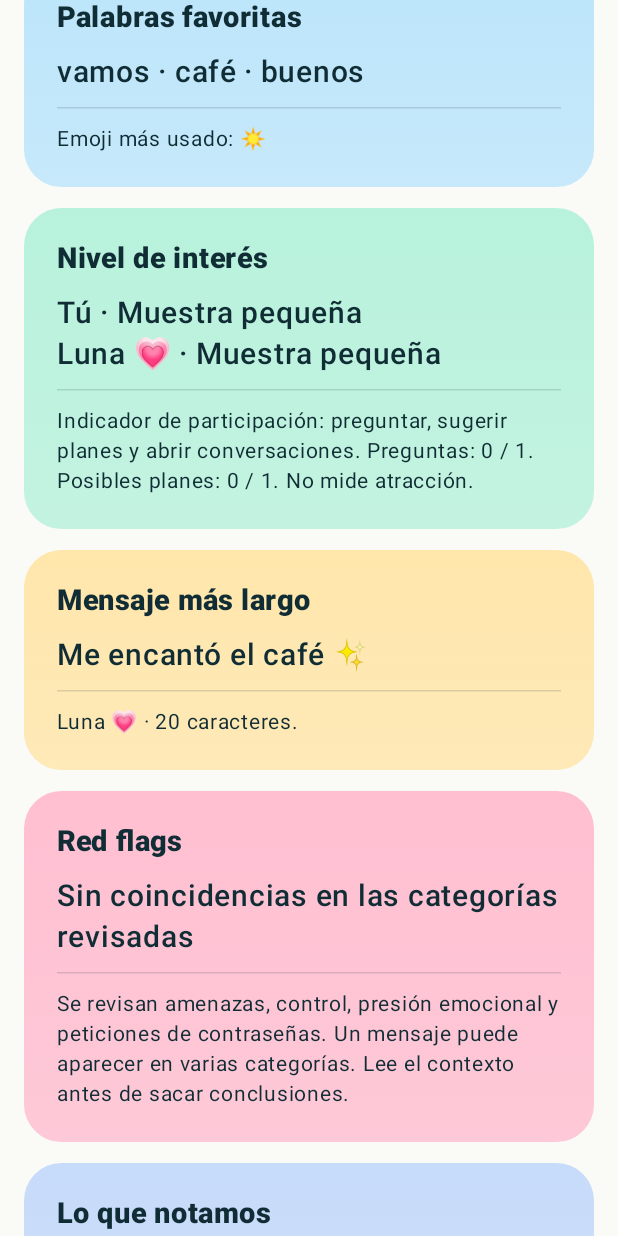
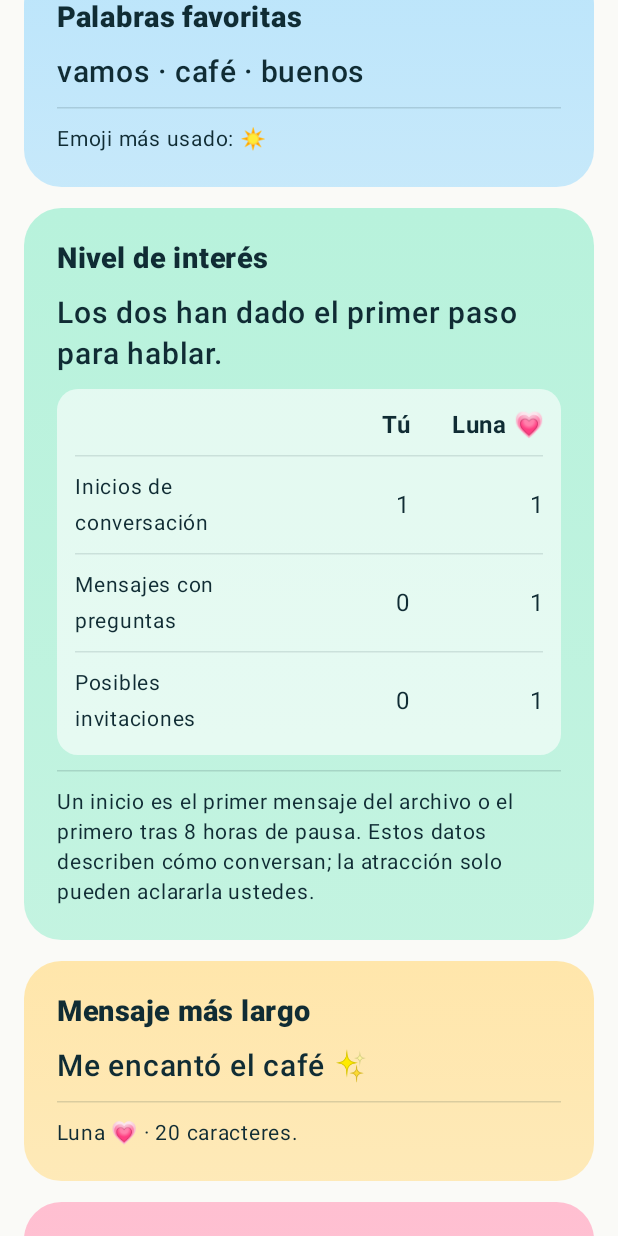
Before and after one commit to roberthjr21/the-max, an Android app built with Jetpack Compose: the screen it shows after launch (MainActivity), scrolled down 1153 dp, on a phone screen of 412 x 824 dp. Run offline under Robolectric (Android 15) with nearby library versions, the phone set to English and light mode, and no system bars.

Commit message:
Explicar el interés con datos comparables y mostrar ejemplos privados de red flags

```diff
--- a/app/build.gradle
+++ b/app/build.gradle
@@ -9,8 +9,8 @@ android {
         applicationId 'co.themax.chat'
         minSdk 26
         targetSdk 35
-        versionCode 3
-        versionName '1.2.0'
+        versionCode 4
+        versionName '1.3.0'
     }
     buildFeatures { compose true; buildConfig true }
     composeOptions { kotlinCompilerExtensionVersion '1.5.14' }
--- a/app/src/main/java/co/themax/chat/ChatText.kt
+++ b/app/src/main/java/co/themax/chat/ChatText.kt
@@ -12,8 +12,8 @@ fun visibleBody(raw: String): String? {
 }
 
 private val flagRules = linkedMapOf(
-    "Amenazas" to Regex("""\b(?:me las vas a pagar|te (?:voy a|voy a hacer) (?:pegar|golpear|hacer dano)|te vas a arrepentir si)\b"""),
-    "Control" to Regex("""\b(?:no te (?:dejo|permito) (?:ir|salir|hablar)|(?:tienes que|debes) pedirme permiso|te prohibo (?:salir|hablar|ver))\b"""),
+    "Amenazas" to Regex("""\b(?:me las vas a pagar|si me dejas (?:publico|voy a publicar) tus fotos|te (?:voy a|voy a hacer) (?:pegar|golpear|hacer dano)|te vas a arrepentir si)\b"""),
+    "Control" to Regex("""\b(?:no te (?:dejo|permito) (?:ir|salir|hablar)|(?:tienes que|debes) pedirme permiso|te prohibo (?:salir|hablar|ver)|no (?:puedes|vas a) salir con tus amig[oa]s)\b"""),
     "Presión emocional" to Regex("""\b(?:si (?:de verdad )?me (?:amaras|quisieras|quisieses)|si me quieres (?:demuestramelo|tienes que)|si me dejas (?:es|sera) tu culpa)\b"""),
     "Invasión de privacidad" to Regex("""\b(?:dame|pasame|mandame|enviame) (?:tu|la) (?:contrasena|clave de (?:tu )?(?:celular|telefono|instagram|whatsapp))\b""")
 )
@@ -21,10 +21,15 @@ private val accent = Regex("""\p{M}+""")
 private val quotations = Regex("""[«“"][^»”"\n]*[»”"]""")
 private val reported = Regex("""\b(?:me dijo|me dijeron|dijo que|no (?:digas|dije|me digas)|por ejemplo|un ejemplo)\s*[:;,]?\s*$""")
 
+private val negation = Regex("""\b(?:nunca|jamas|no)\s*$""")
+
 fun flagReasons(body: String): List<String> {
     val normalized = accent.replace(Normalizer.normalize(body.lowercase(Locale.ROOT), Normalizer.Form.NFD), "")
     val direct = quotations.replace(normalized, " ").replace(Regex("""[ \t]+"""), " ")
     return flagRules.filterValues { pattern ->
-        pattern.findAll(direct).any { !reported.containsMatchIn(direct.substring(maxOf(0,it.range.first-50),it.range.first)) }
+        pattern.findAll(direct).any { match ->
+            val prefix = direct.substring(maxOf(0, match.range.first - 50), match.range.first)
+            !reported.containsMatchIn(prefix) && !negation.containsMatchIn(prefix)
+        }
     }.keys.toList()
 }
--- a/app/src/main/java/co/themax/chat/Insights.kt
+++ b/app/src/main/java/co/themax/chat/Insights.kt
@@ -7,6 +7,7 @@ data class PersonStats(
     var questions: Int = 0, var turns: Int = 0, var longPauses: Int = 0,
     var plans: Int = 0, var availability: Int = 0, var pressure: Int = 0,
     var longest: String = "", var longestLength: Int = 0, var tokens: Int = 0,
+    val examples: MutableMap<String, String> = linkedMapOf(),
     val flagTypes: MutableMap<String, Int> = linkedMapOf(),
     val words: MutableMap<String, Int> = mutableMapOf(),
     val phrases: MutableMap<String, Int> = mutableMapOf()
@@ -37,7 +38,14 @@ fun collectInsights(rows: List<Message>): Insights {
         if (availability.containsMatchIn(lower)) p.availability++
         val reasons = flagReasons(body)
         if (reasons.isNotEmpty()) p.pressure++
-        for (reason in reasons) p.flagTypes.merge(reason, 1, Int::plus)
+        for (reason in reasons) {
+            p.flagTypes.merge(reason, 1, Int::plus)
+            if (reason !in p.examples) {
+                val date = message.time.toLocalDate()
+                val excerpt = body.take(240) + if (body.length > 240) "…" else ""
+                p.examples[reason] = "${date.dayOfMonth}/${date.monthValue}/${date.year} · «$excerpt»"
+            }
+        }
         var prev = ""
         for (match in word.findAll(lower)) {
             if (p.tokens >= tokenLimit) break
@@ -74,11 +82,6 @@ fun insightCards(report: Report, self: String, other: String, label: String): Li
         else -> "«¿Qué fue lo mejor que te pasó esta semana?»"
     }
     val terms = if (maxOf(a.tokens,b.tokens) >= tokenLimit) " Primeras 24.000 palabras por persona." else ""
-    fun participation(person: PersonStats, sender: String): String {
-        if (report.counts.getValue(sender) < 5 || data.activeDays < 2) return "Muestra pequeña"
-        val signals = listOf(person.questions > 0, person.plans > 0, (report.starts[sender] ?: 0) > 0).count { it }
-        return listOf("Pocas señales", "Una señal", "Dos señales", "Tres señales")[signals]
-    }
     val initiative = report.starts[self] ?: 0
     val theirs = report.starts[other] ?: 0
     val rhythm = when {
@@ -89,29 +92,46 @@ fun insightCards(report: Report, self: String, other: String, label: String): Li
     }
     fun card(title: String, color: Long, value: String, note: String) = Tile(title,color,detail=value,note=note)
     return listOf(
-        card("Nivel de interés",0xffb8f2dc, "Tú · ${participation(a,self)}\n$label · ${participation(b,other)}", "Indicador de participación: preguntar, sugerir planes y abrir conversaciones. Preguntas: ${a.questions} / ${b.questions}. Posibles planes: ${a.plans} / ${b.plans}. No mide atracción."),
+        Tile("Nivel de interés",0xffb8f2dc,detail=when {
+            data.activeDays == 1 -> "Solo vemos un día de conversación."
+            initiative > 0 && theirs > 0 -> "Los dos han dado el primer paso para hablar."
+            initiative > 0 -> "Tú abriste cada conversación registrada."
+            else -> "$label abrió cada conversación registrada."
+        }, note="Un inicio es el primer mensaje del archivo o el primero tras 8 horas de pausa. Estos datos describen cómo conversan; la atracción solo pueden aclararla ustedes.",
+            comparison = Comparison(label, listOf(
+                Metric("Inicios de conversación",initiative,theirs),
+                Metric("Mensajes con preguntas",a.questions,b.questions),
+                Metric("Posibles invitaciones",a.plans,b.plans)
+            ))),
         card("Mensaje más largo",0xffffe6ab, most.longest.ifEmpty { "Sin texto disponible" },
             "$author · ${most.longestLength} caracteres." + if (most.longestLength > 360) " Se muestra el comienzo." else ""),
-        card("Red flags",0xffffbfd1,
-            if (a.pressure + b.pressure == 0) "Sin coincidencias en las categorías revisadas"
-            else listOf("Tú" to a, label to b).joinToString("\n\n") { (name, person) ->
-                val breakdown = person.flagTypes.entries.joinToString(" · ") { "${it.key}: ${it.value}" }
-                "$name · ${person.pressure} mensajes" + if (breakdown.isEmpty()) "" else "\n$breakdown"
-            }, "Se revisan amenazas, control, presión emocional y peticiones de contraseñas. Un mensaje puede aparecer en varias categorías. Lee el contexto antes de sacar conclusiones."),
-        card("Lo que notamos",0xffc7dbfa, "Hubo ${a.turns+b.turns} turnos en ${data.activeDays} días con mensajes.", "Varios mensajes seguidos de la misma persona cuentan como un turno."),
+        Tile("Red flags",0xffffbfd1,
+            detail=when (val total = a.pressure + b.pressure) {
+                0 -> "No encontramos frases que coincidan con los patrones revisados."
+                1 -> "Hay un mensaje que vale la pena leer con contexto."
+                else -> "Hay $total mensajes que vale la pena leer con contexto."
+            }, note="Buscamos expresiones de amenaza, control, presión o acceso a cuentas. Una frase puede tener varios motivos. El tono y la historia entre ustedes también importan.",
+            comparison = if (a.pressure+b.pressure == 0) null else Comparison(label,
+                (a.flagTypes.keys + b.flagTypes.keys).sorted().map { reason ->
+                    Metric(reason,a.flagTypes[reason] ?: 0,b.flagTypes[reason] ?: 0)
+                }),
+            examples = listOf("Tú" to a, label to b).flatMap { (name, person) ->
+                person.examples.map { (reason, excerpt) -> "$name · $reason\n$excerpt" }
+            }),
+        card("Cuántas veces cambiaron de turno",0xffc7dbfa, "La conversación pasó de una persona a otra ${a.turns+b.turns-1} veces.", "Varios mensajes seguidos de la misma persona cuentan como un turno."),
         card("Palabras top",0xfffbd4bc, "Tú: ${top(a)}\n\n$label: ${top(b)}", "Frecuencias individuales, sin palabras comunes.$terms"),
-        card("Estilo de apego",0xffe1cef8, "$rhythm Inicios: $initiative tuyos y $theirs de $label.",
+        card("Quién suele dar el primer paso",0xffe1cef8, "$rhythm Inicios: $initiative tuyos y $theirs de $label.",
             "Describe la iniciativa en este chat. Para conocer el apego hacen falta más contexto y la perspectiva de cada persona."),
         card("Cómo fue el chat",0xffffe7b5, "${data.days} días entre el primer y último día, contando ambos. Se escribieron en ${data.activeDays}.", "El resumen cubre únicamente el período exportado."),
-        card("¿Te dejó en visto?",0xffffc7dc, "$label volvió a responder tras 8 horas o más en ${b.longPauses} cambios de turno.",
+        card("Respuestas después de una pausa",0xffffc7dc, "$label volvió a responder tras 8 horas o más en ${b.longPauses} cambios de turno.",
             "La exportación no incluye confirmaciones de lectura. Solo se cuentan las pausas con una respuesta posterior."),
-        card("The Move",0xffb2efd6,suggest,"Idea para tu próxima respuesta, basada en patrones del chat."),
+        card("Qué podrías responder",0xffb2efd6,suggest,"Idea para tu próxima respuesta, basada en patrones del chat."),
         card("Lo que podría querer decirte",0xffc8e4ff, when {
             b.plans > 0 -> "Aparecen posibles propuestas de verse. Podrías preguntar: «¿Te gustaría que cuadráramos ese plan?»"
             b.availability > 0 -> "Mencionó hablar después. Podrías preguntarle cuándo le queda cómodo."
             else -> "No hay una intención explícita que podamos identificar. Puedes preguntar: «¿Cómo te has sentido hablando conmigo?»"
         }, "Lectura posible de sus palabras. Solo esa persona puede confirmar lo que quiso decir."),
-        card("Solo ustedes dos dicen esto",0xffe6d2f9,shared.ifEmpty { "Todavía no encontramos una expresión compartida." },
+        card("Expresiones que ambos usan",0xffe6d2f9,shared.ifEmpty { "Todavía no encontramos una expresión compartida." },
             "Pares de palabras que ambos escribieron. La comparación solo incluye este chat.$terms")
     )
 }
--- a/app/src/main/java/co/themax/chat/MainActivity.kt
+++ b/app/src/main/java/co/themax/chat/MainActivity.kt
@@ -167,8 +167,10 @@ class MainActivity : ComponentActivity() {
     }
 }
 private fun delayText(n: Long?) = when (n) { null -> "Sin datos"; 0L -> "<1 min"; else -> "$n min" }
+data class Metric(val label: String, val self: Int, val other: Int)
+data class Comparison(val contact: String, val rows: List<Metric>)
 data class Tile(val title: String,val tint: Long,val left: Pair<String,String>? = null,val right: Pair<String,String>? = null,
-    val detail: String = "",val note: String = "")
+    val detail: String = "",val note: String = "", val comparison: Comparison? = null, val examples: List<String> = emptyList())
 
 @Composable
 private fun TileView(tile: Tile, action: (() -> Unit)?, actionLabel: String, share: (() -> Unit)?) {
@@ -185,6 +187,32 @@ private fun TileView(tile: Tile, action: (() -> Unit)?, actionLabel: String, sha
                 }
             }
         } else Text(tile.detail,fontWeight = FontWeight.SemiBold,fontSize = 20.sp,lineHeight = 27.sp,color = ink)
+        tile.comparison?.let { data ->
+            Column(Modifier.fillMaxWidth().background(Color.White.copy(alpha=.6f), RoundedCornerShape(14.dp)).padding(12.dp),
+                verticalArrangement = Arrangement.spacedBy(8.dp)) {
+                Row {
+                    Spacer(Modifier.weight(1.5f))
+                    Text("Tú",Modifier.weight(1f),fontWeight=FontWeight.Bold,color=ink,textAlign=TextAlign.End)
+                    Text(data.contact,Modifier.weight(1f),fontWeight=FontWeight.Bold,color=ink,textAlign=TextAlign.End)
+                }
+                data.rows.forEach { metric ->
+                    HorizontalDivider(color=ink.copy(alpha=.12f))
+                    Row(verticalAlignment=Alignment.CenterVertically) {
+                        Text(metric.label,Modifier.weight(1.5f),color=ink,fontSize=14.sp)
+                        Text(metric.self.toString(),Modifier.weight(1f),color=ink,textAlign=TextAlign.End)
+                        Text(metric.other.toString(),Modifier.weight(1f),color=ink,textAlign=TextAlign.End)
+                    }
+                }
+            }
+        }
+        if (tile.examples.isNotEmpty()) {
+            var open by remember(tile) { mutableStateOf(false) }
+            OutlinedButton(onClick={ open = !open }) { Text(if (open) "Ocultar ejemplos" else "Ver ejemplos del chat") }
+            if (open) {
+                Text("Primer ejemplo de cada categoría por persona. Solo aparece en esta pantalla.",color=ink,fontSize=13.sp)
+                tile.examples.forEach { Text(it,color=ink,fontSize=15.sp,lineHeight=21.sp) }
+            }
+        }
         if (tile.note.isNotEmpty()) { HorizontalDivider(color = ink.copy(alpha = .15f)); Text(tile.note,color = ink,fontSize = 14.sp,lineHeight = 20.sp) }
         if (action != null) Button(onClick = action,modifier = Modifier.fillMaxWidth()) { Text(actionLabel) }
         if (share != null) TextButton(onClick = share) { Text("Compartir tarjeta",color = ink) }
--- a/app/src/main/java/co/themax/chat/Share.kt
+++ b/app/src/main/java/co/themax/chat/Share.kt
@@ -32,6 +32,10 @@ fun shareCard(context: Context, tile: Tile) {
         y = line(pair.second,y,76f,1) + 20
     }
     if (tile.detail.isNotEmpty()) y = line(tile.detail,y,50f,5) + 24
+    tile.comparison?.let { comparison ->
+        y = line("Tú / " + comparison.contact,y,30f,1)
+        for (metric in comparison.rows) y = line("${metric.label}: ${metric.self} / ${metric.other}",y,30f,1)
+    }
     if (tile.note.isNotEmpty()) line(tile.note,y,30f,3)
     val dir = File(context.cacheDir,"cards").apply { mkdirs() }
     dir.listFiles()?.filter { System.currentTimeMillis()-it.lastModified() > 86400000 }?.forEach { it.delete() }
```
Also changed, not shown: 2 other files.
